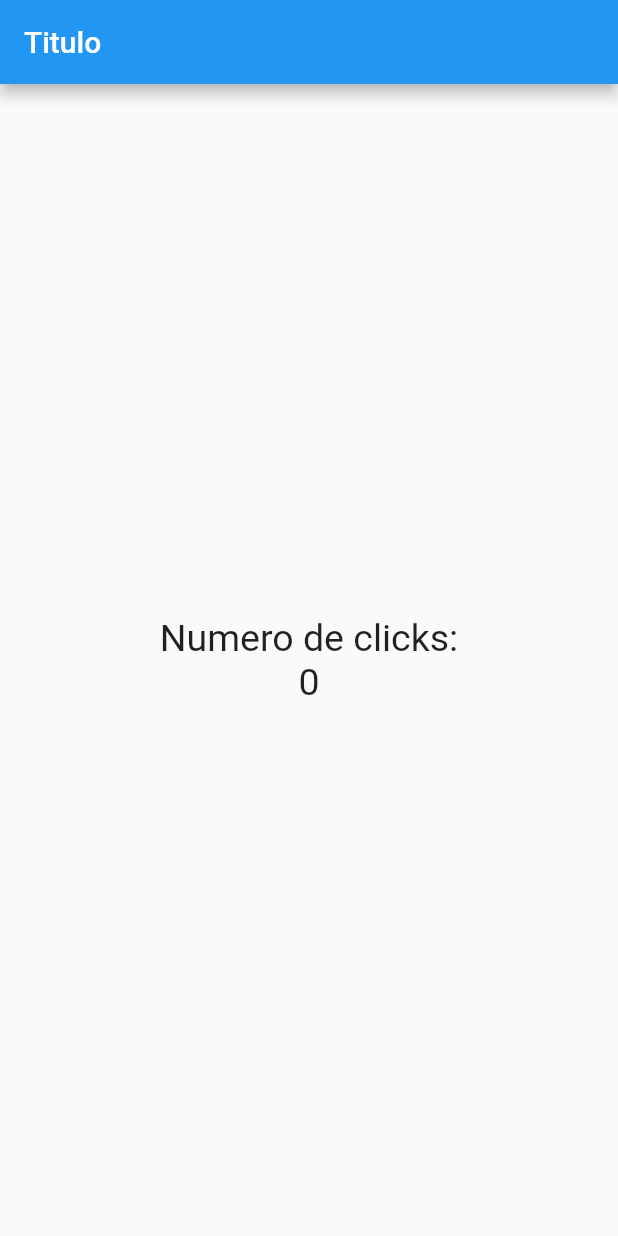
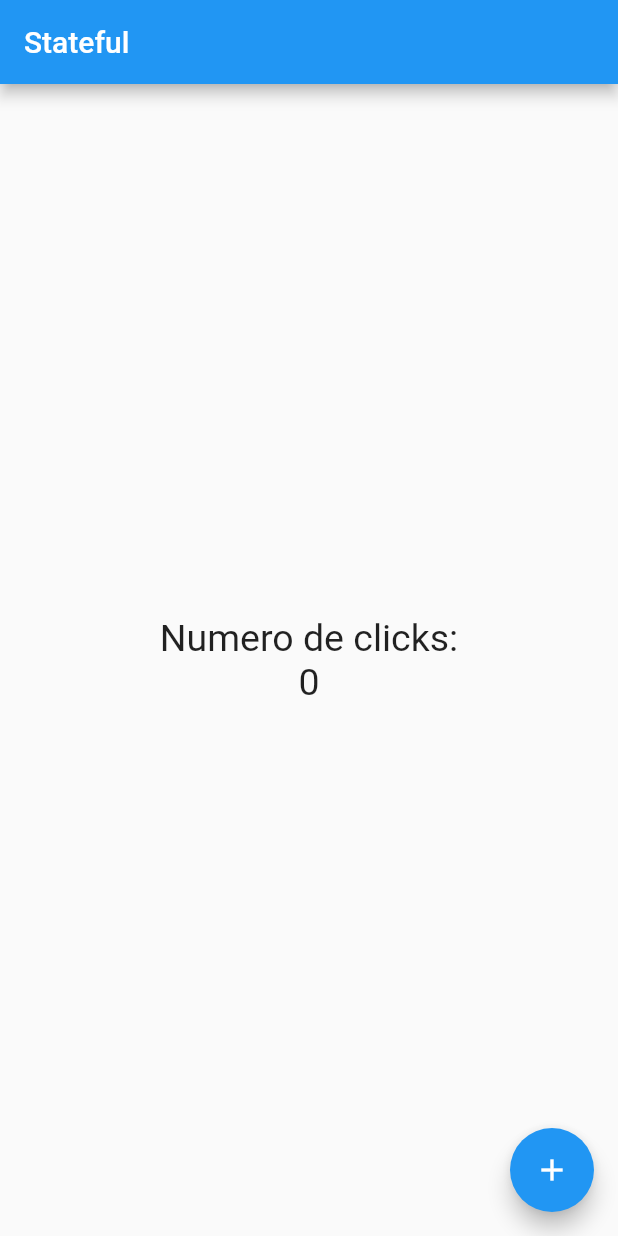
Before and after one commit to jesusemedin/flutter-counter, a Flutter app: the screen it shows after launch, on a phone screen of 412 x 824 dp. Run offline on Flutter 3.47's test engine with Material 2 defaults, Android fonts, the phone set to English and light mode, and no system bars.

Commit message:
video 453

```diff
--- a/lib/src/app.dart
+++ b/lib/src/app.dart
@@ -1,12 +1,14 @@
 import 'package:flutter/material.dart';
-import 'package:contador/src/pages/home_page.dart';
+
+import 'package:contador/src/pages/contador_page.dart';
+// import 'package:contador/src/pages/home_page.dart';
 
 class MyApp extends StatelessWidget {
 // Debemos definir un metodo .bild a fuerza
 // El metodo build es el encargado de dibujar este bloque de lego, es decir, este widget
 // Al iniciar un build marca un error porque se esta extendiendo de un StatelessWidget
 // Y el StatelessWidget ya tiene una definicion de como debe ser el build
-// Para eso se debe sobreescribir el build que ya trae el StatelessWidget
+// Para eso se debe sobreescribir el build que ya trae el StatelessWidget para eso usamos
 // Usamos el @override
 // Apesar de usar el @override el metodo build seguira marcando un error ya que el build
 // No cumple con los requisitos que son necesarios para el metodo build de un StatelessWidget
@@ -21,8 +23,10 @@ Widget build( context ){
 // Configuramos un widget que es el que permite una configuracion globlal de la aplicacion
 
 return MaterialApp(
+  debugShowCheckedModeBanner: false,
   home: Center(
-    child: HomePage(),
+    // child: HomePage(),
+    child: ContadorPage(),
   )
 );
 // MaterialApp(); una aplicacion que usa Material Desing
--- /dev/null
+++ b/lib/src/pages/contador_page.dart
@@ -0,0 +1,78 @@
+import 'package:flutter/material.dart';
+import 'package:flutter/rendering.dart';
+
+
+
+// Debido a que en el home page se encuentra el StateLessWidget y no se pueden ver los cambios
+// por sus propiedades
+// Se creara un StatefulWidget
+
+class ContadorPage extends StatefulWidget {
+// Al crear la clase ContadorPage marca un error porque se debe implementar un metodo,
+// Ya que el StatefulWidget necesita a fuerza dicho metodo
+// Dicho metodo es createState
+
+// El StatefulWidget tiene su propio concepto de createState(); y se necesita sobreescribirla
+// Para eso usamos el @override
+
+@override
+// El createState al ser un metodo que solo retorna una linea, muy tranquillamente se puede usar
+// Una funcion de flecha
+
+createState() => _ContadorPageState();
+  // El createState necesita retornar una nueva instancia de ContadorPageState
+
+}
+
+// La segunda clase que se necesita es el estado de ese StatefulWidget
+// State es un estandar, y usualmente se coloca el nombre de la clase seguido del State para saber
+// Que es el state que va a manejar el ContadorPage
+
+class _ContadorPageState extends State<ContadorPage> {
+// Esta es la logica y el estado interno de un StatefulWidget
+// Esta clase (ContadorPageState) solo se va a utilizar en esta pagina del Contador page
+// Osea, este es el estado de la clase (ContadorPage) y no sera usada afuera de la misma
+// De esa manera se le coloca un guion bajo al inicio para hacerla privada, es decir, esta clase no podra ser
+// Utilizada fuera de este archivo
+
+// Se copio el widget de la home_page.dart
+
+final _estiloTexto = new TextStyle( fontSize: 25 );
+int _conteo = 0;
+
+
+@override
+  Widget build(BuildContext context) {
+    // En esta ocasion retornamos el widget scaffold
+    // El scaffold es lo que cubre toda la pantalla
+    return Scaffold(
+      appBar: AppBar(
+        title: Text('Stateful')
+      ),
+      body: Center(
+        child: Column(
+          mainAxisAlignment: MainAxisAlignment.center,
+          children: <Widget>[
+            Text('Numero de clicks:', style: _estiloTexto),
+            Text( '$_conteo' , style: _estiloTexto),
+          ],
+        )
+        ),
+        // floatingActionButtonLocation: FloatingActionButtonLocation.centerFloat,
+        floatingActionButton: FloatingActionButton(
+          child: Icon( Icons.add ), // Para agregar un icono usamos el Widget Icon y usamos la clase Icons
+          onPressed: () {
+            // Necesitamos decir en el onPress que cuando la variable _conteo cambia se necesita redibujar en el statefulwidget
+            // Y apesar de sonar complicado, es muy sencillo solo hay que llamar un metodo, y ese metodo es el setState
+            // print('Hola mundo');
+            _conteo++;
+
+            setState(() {
+
+            });
+
+          }, // Si mandamos un null al evento onPressed es equivalente a disabled = true
+        ),
+    );
+  }
+}
```
Also changed, not shown: lib/src/pages/home_page.dart (+14 -2 lines).
